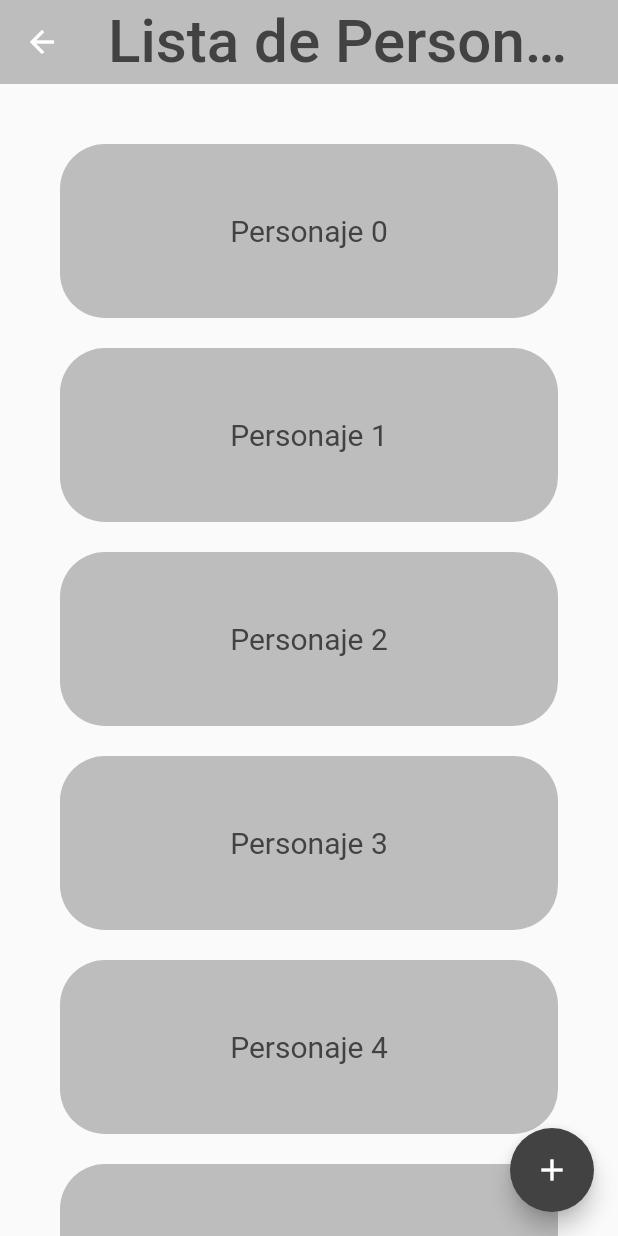
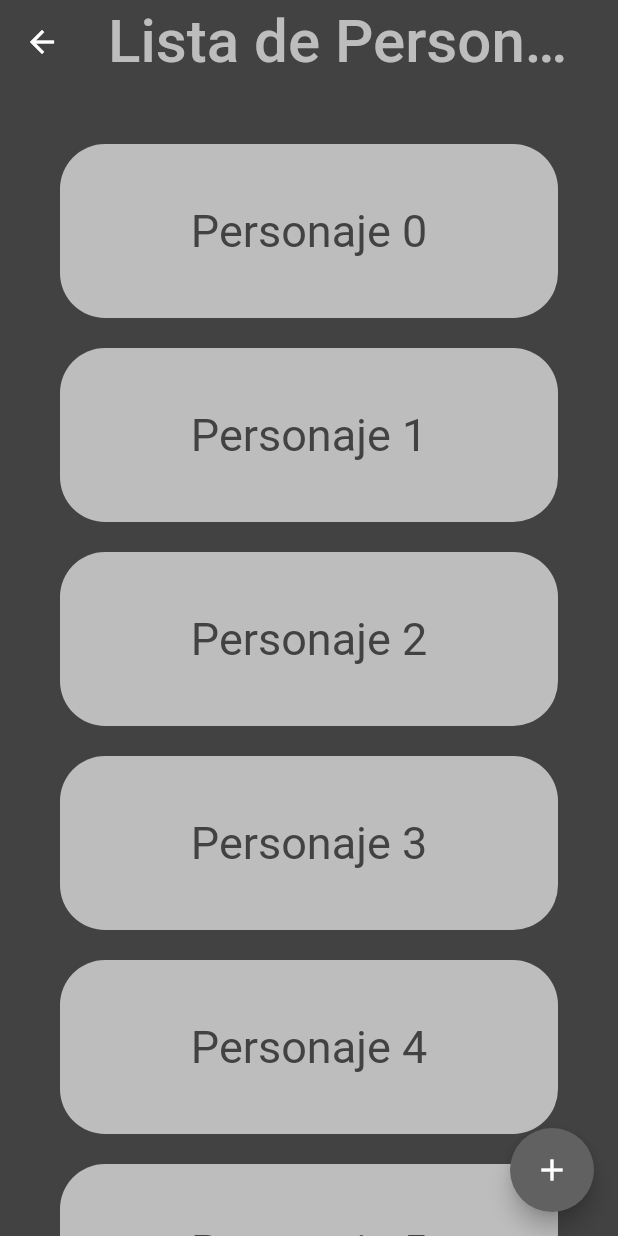
Before and after one commit to SFP95/pjfolder, a Flutter app: the CharacterListPage screen opened by its route, on a phone screen of 412 x 824 dp. Run offline on Flutter 3.47's test engine with Material 2 defaults, Android fonts, the phone set to English and light mode, and no system bars.

Commit message:
ajustes de presentación

```diff
--- a/lib/src/pages/character_list_page.dart
+++ b/lib/src/pages/character_list_page.dart
@@ -4,11 +4,12 @@ class CharacterListPage extends StatelessWidget {
   @override
   Widget build(BuildContext context) {
     return Scaffold(
+      backgroundColor: Colors.grey[800],
       appBar: AppBar(
         centerTitle: true,
         elevation: 0,
-        title: Text('Lista de Personajes',style: TextStyle(fontSize: 40,color: Colors.grey[800])),
-        backgroundColor: Colors.grey.shade400,
+        title: Text('Lista de Personajes',style: TextStyle(fontSize: 40,color: Colors.grey[400])),
+        backgroundColor: Colors.grey.shade800,
       ),
       body: ListView.builder(
         padding: EdgeInsets.all(30),
@@ -26,7 +27,7 @@ class CharacterListPage extends StatelessWidget {
                   textAlign: TextAlign.center,
                   style: TextStyle(
                     color: Colors.grey[800],
-                    fontSize: 20,
+                    fontSize: 30,
                   )), // Reemplaza este texto con el nombre del personaje en la lista
               onTap: () {
                 Navigator.pushNamed(context, '/character_sheet');
@@ -36,6 +37,7 @@ class CharacterListPage extends StatelessWidget {
         },
       ),
       floatingActionButton: FloatingActionButton(
+        backgroundColor: Colors.grey[700],
         onPressed: () {
           Navigator.pushNamed(context, '/character_creation');
         },
```
Also changed, not shown: lib/src/pages/character_sheet_page.dart (+6 -2 lines).
